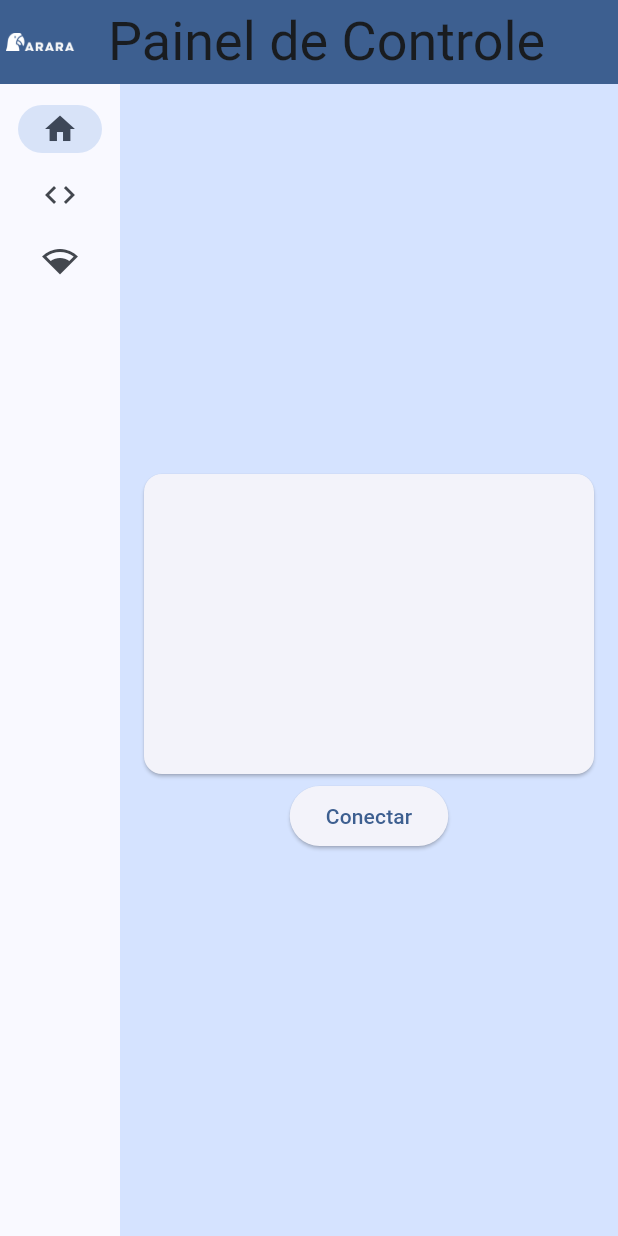
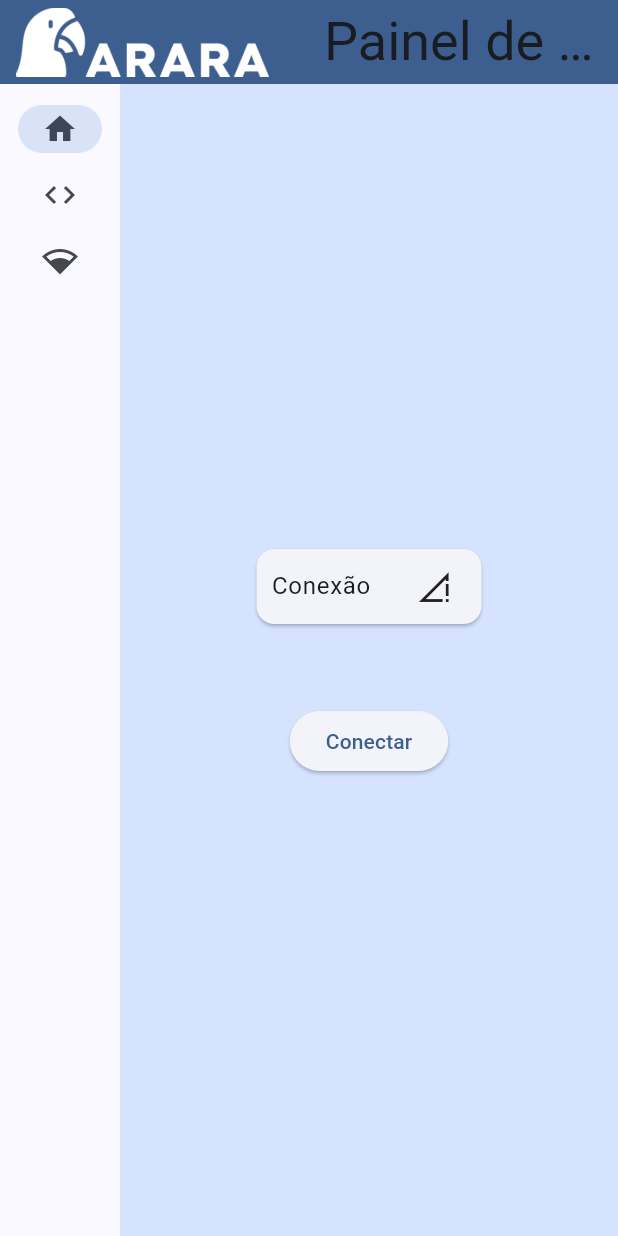
Before and after one commit to stemosofc/EasyDS, a Flutter app: the screen it shows after launch, on a phone screen of 412 x 824 dp. Run offline on Flutter 3.47's test engine with Material 3 defaults, Android fonts, the phone set to English and light mode, and no system bars.

Commit message:
feat: added home bar and buttons

```diff
--- a/ararads/lib/main.dart
+++ b/ararads/lib/main.dart
@@ -62,11 +62,11 @@ class _MyHomePageState extends State<MyHomePage> {
             backgroundColor: Theme.of(context).primaryColor,
           automaticallyImplyLeading: false,
           iconTheme: IconTheme.of(context),
-          //leadingWidth: 300,
+          leadingWidth: 200,
           leading: Padding(
-            padding: const EdgeInsets.all(4.0),
+            padding: const EdgeInsets.symmetric(horizontal: 2.0, vertical: 5.0),
             child:
-              Image.asset('assets/leadingAraraIcon.png'),
+              Image.asset('assets/leadingAraraIcon.png', color: Colors.white),
             ),
           title: Text(
             'Painel de Controle',
@@ -121,23 +121,29 @@ class HomePage extends StatelessWidget {
   @override
   Widget build(BuildContext context) {
     var appState = context.watch<MyAppState>();
+    TextTheme theme = Theme.of(context).textTheme;
     return Container(
       child: Center(
           child: Column(
             mainAxisAlignment: MainAxisAlignment.center,
             children: [
-                  const Card(
+                  Card(
                     child: SizedBox(
-                      width: 300,
-                      height: 200,
+                      width: 150,
+                      height: 50,
                       child: Center(
                         child: Row(
-
+                          children: [
+                            SizedBox(width: 10,),
+                            Text("Conexão", style: theme.bodyLarge),
+                            SizedBox(width: 30,),
+                            Icon(Icons.signal_cellular_connected_no_internet_0_bar_outlined)
+                          ],
                         ),
                       )
                     ),
                   ),
-
+                  SizedBox(height: 50,),
                   ElevatedButton.icon(
                     onPressed: () {
                     },
```
